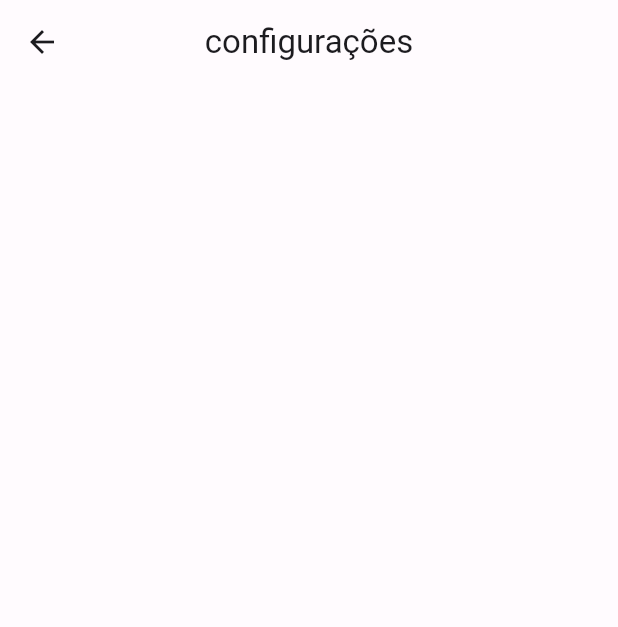
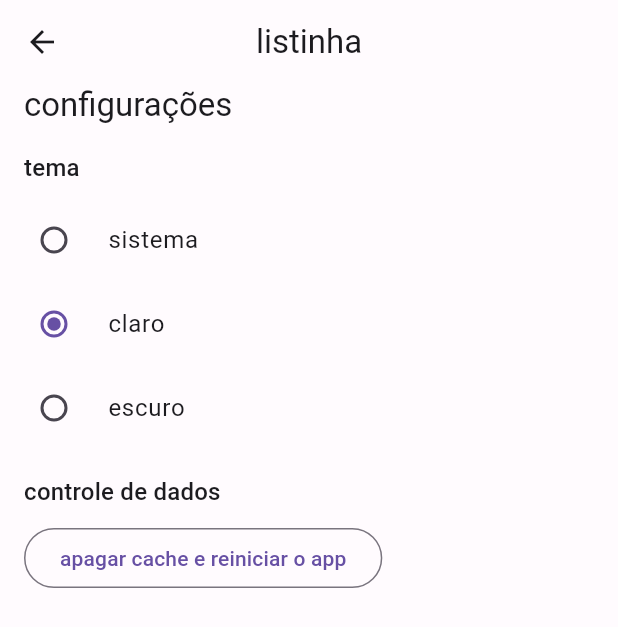
Before and after one commit to gabrielwbenatti/flutterando-listinha, a Flutter app: the SettingsPage screen opened by its route, on a phone screen of 412 x 824 dp. Shown: the top 627 px of the screen. Run offline on Flutter 3.47's test engine with Material 2 defaults, Android fonts, the phone set to English and light mode, and no system bars; our stand-ins replace flutter_modular.

Commit message:
adicionado widgets à tela de config

```diff
--- a/app/lib/src/pages/settings/setings_page.dart
+++ b/app/lib/src/pages/settings/setings_page.dart
@@ -10,11 +10,55 @@ class SettingsPage extends StatefulWidget {
 class _SettingsPageState extends State<SettingsPage> {
   @override
   Widget build(BuildContext context) {
+    final theme = Theme.of(context);
+    final textTheme = theme.textTheme;
+
     return Scaffold(
       appBar: AppBar(
-        title: const Text('configurações'),
+        title: const Text('listinha'),
       ),
-      body: Container(),
+      body: Column(
+        crossAxisAlignment: CrossAxisAlignment.start,
+        children: [
+          Padding(
+            padding: const EdgeInsets.symmetric(horizontal: 16),
+            child: Text('configurações', style: textTheme.titleLarge),
+          ),
+          Padding(
+            padding: const EdgeInsets.fromLTRB(16, 16, 16, 8),
+            child: Text('tema', style: textTheme.titleMedium),
+          ),
+          RadioListTile<ThemeMode>(
+            title: const Text('sistema'),
+            value: ThemeMode.system,
+            groupValue: ThemeMode.light,
+            onChanged: (mode) {},
+          ),
+          RadioListTile<ThemeMode>(
+            title: const Text('claro'),
+            value: ThemeMode.light,
+            groupValue: ThemeMode.light,
+            onChanged: (mode) {},
+          ),
+          RadioListTile<ThemeMode>(
+            title: const Text('escuro'),
+            value: ThemeMode.dark,
+            groupValue: ThemeMode.light,
+            onChanged: (mode) {},
+          ),
+          Padding(
+            padding: const EdgeInsets.fromLTRB(16, 16, 16, 8),
+            child: Text('controle de dados', style: textTheme.titleMedium),
+          ),
+          Padding(
+            padding: const EdgeInsets.symmetric(horizontal: 16),
+            child: OutlinedButton(
+              onPressed: () {},
+              child: const Text('apagar cache e reiniciar o app'),
+            ),
+          ),
+        ],
+      ),
     );
   }
 }
```
